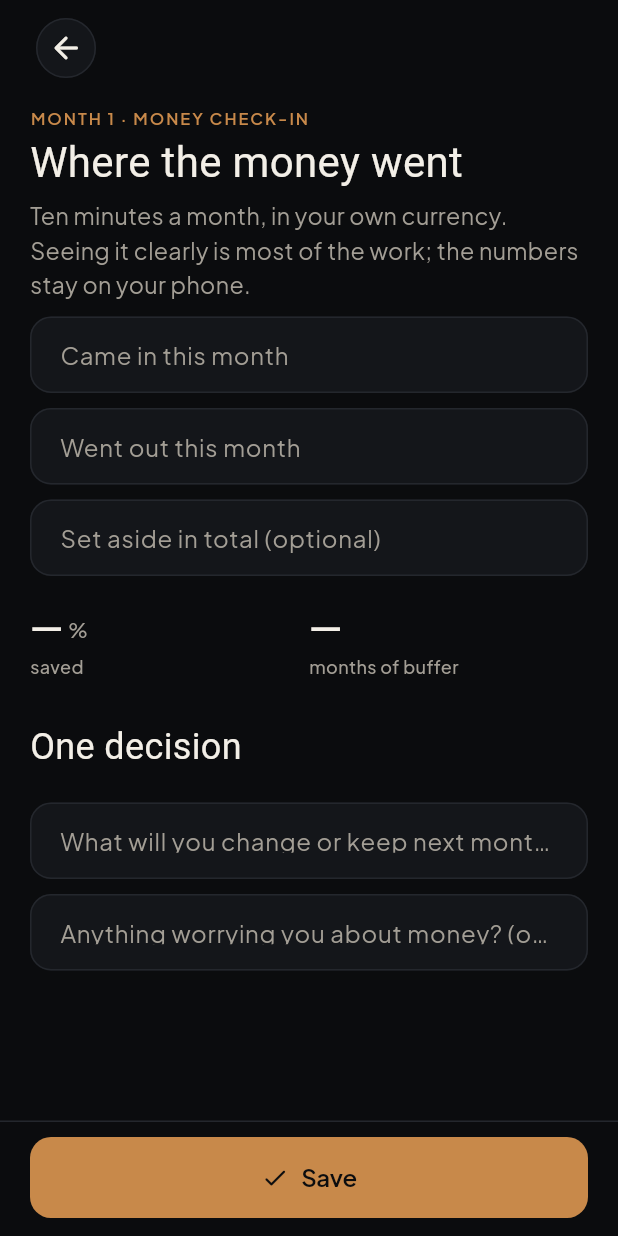
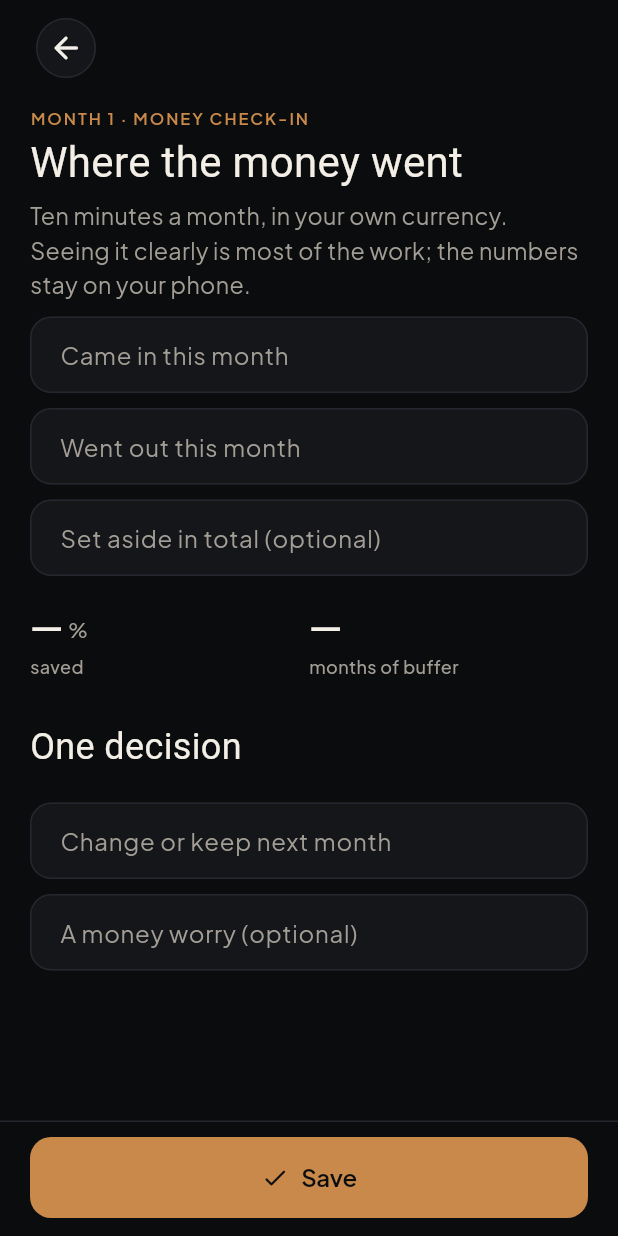
Before and after one commit to eminhuseyn313/ono_flutter, a Flutter app: the MoneyScreen screen opened by its route, on a phone screen of 412 x 824 dp. Run offline on Flutter 3.47's test engine with Material 3 defaults, Android fonts, the phone set to English and light mode, and no system bars; our stand-ins replace flutter_local_notifications, flutter_timezone, go_router, google_fonts, google_sign_in, share_plus and 3 more; missing offline and left inert: device_calendar, health, home_widget, quick_actions; accounts and stored records are empty; Roboto replaces fonts that are missing (Instrument Serif).

Commit message:
Shorter money check-in labels so they fit
Co-Authored-By: Claude Opus 5.5 <noreply@anthropic.com>
Claude-Session: https://claude.ai/code/session_013TDiVD3yAdvn7be94feCzP

```diff
--- a/lib/screens/money_screen.dart
+++ b/lib/screens/money_screen.dart
@@ -105,8 +105,9 @@ class _MoneyScreenState extends State<MoneyScreen> {
                 style: AppText.small()),
           ),
         const SectionHeader('One decision'),
-        _field(_decision, 'What will you change or keep next month?', number: false),
-        _field(_worry, 'Anything worrying you about money? (optional)', number: false),
+        _field(_decision, 'Change or keep next month', number: false,
+            hint: 'e.g. Cancel two subscriptions'),
+        _field(_worry, 'A money worry (optional)', number: false),
         if (history.length > 1) ...[
           const SectionHeader('Savings rate by month'),
           for (final h in history.take(6))
```
